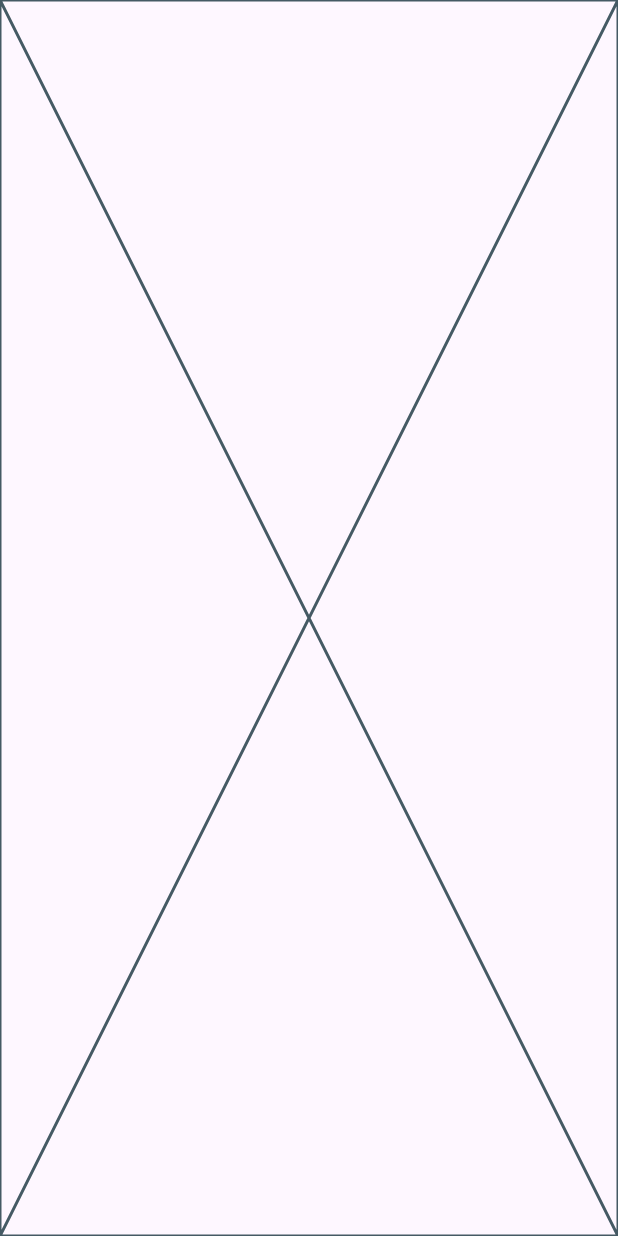
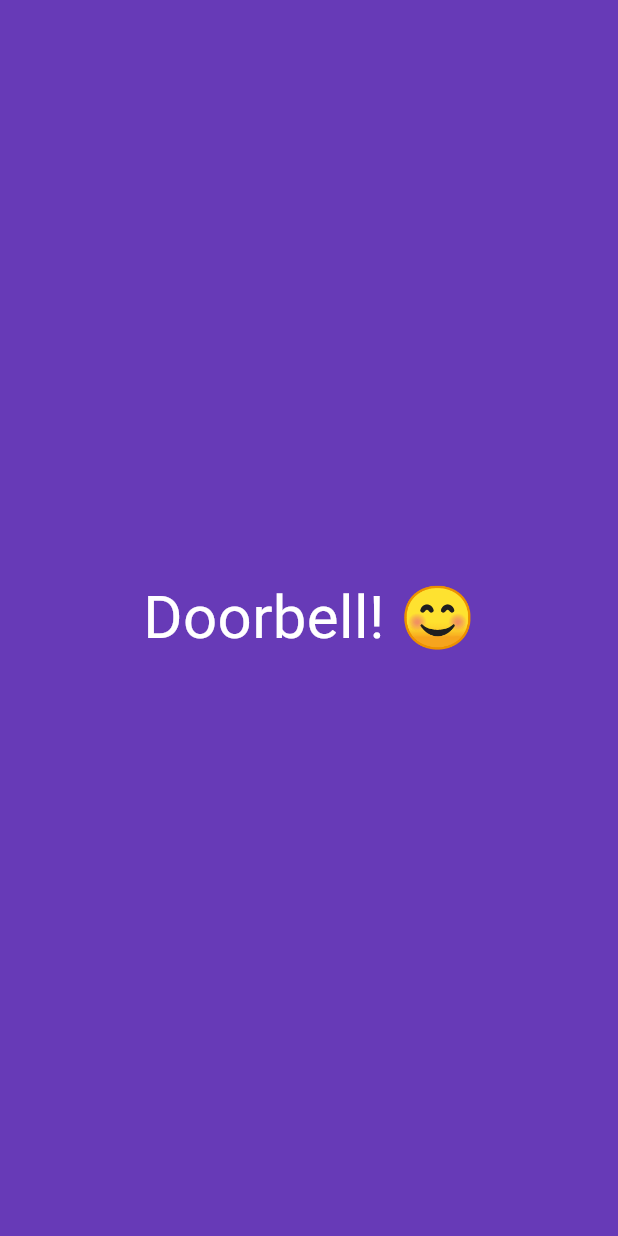
Before and after one commit to slippedandmissed/Doorbell, a Flutter app: the screen it shows after launch, on a phone screen of 412 x 824 dp. Run offline on Flutter 3.47's test engine with Material 2 defaults, Android fonts, the light colour scheme and no system bars; our stand-ins replace cloud_firestore, firebase_core, firebase_messaging; accounts and stored records are empty; statements that could not run were skipped.

Commit message:
Styled app

```diff
--- a/frontend/lib/home.dart
+++ b/frontend/lib/home.dart
@@ -5,6 +5,17 @@ class HomePage extends StatelessWidget {
 
   @override
   Widget build(BuildContext context) {
-    return const Scaffold(body: Placeholder());
+    return const Scaffold(
+      backgroundColor: Colors.deepPurple,
+      body: Center(
+        child: Text(
+          "Doorbell! 😊",
+          style: TextStyle(
+            fontSize: 40,
+            color: Colors.white,
+          ),
+        ),
+      ),
+    );
   }
 }
```
Also changed, not shown: frontend/pubspec.yaml (+10 -0 lines), frontend/icon.png (added), frontend/pubspec.lock, 30 other files.
